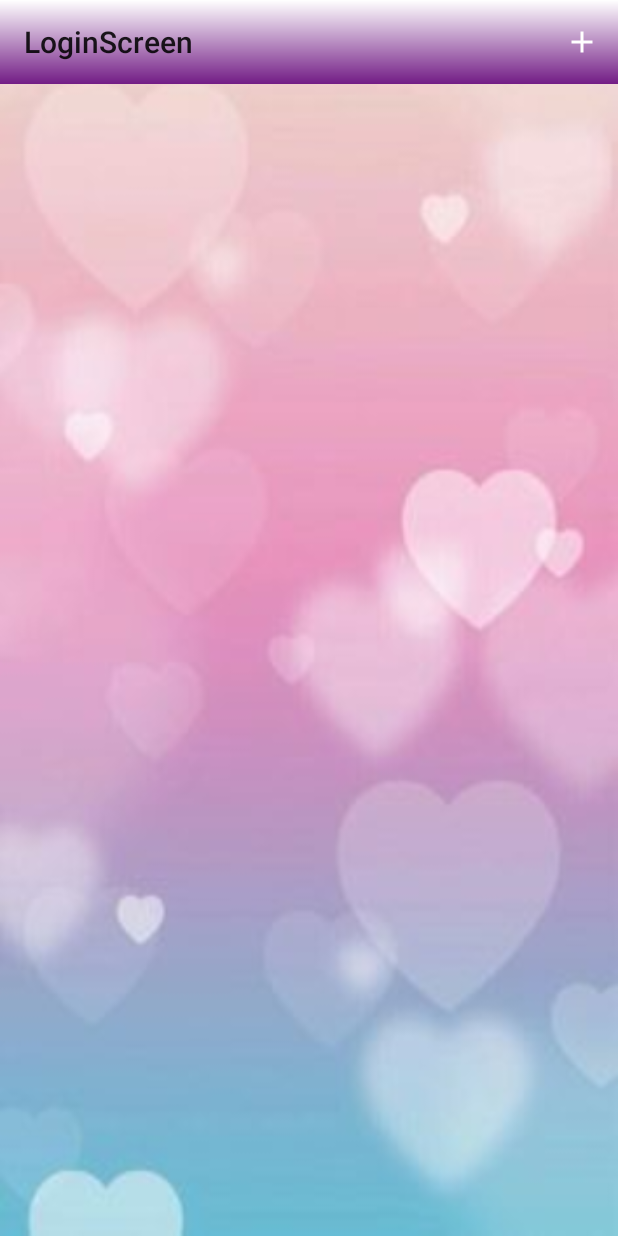
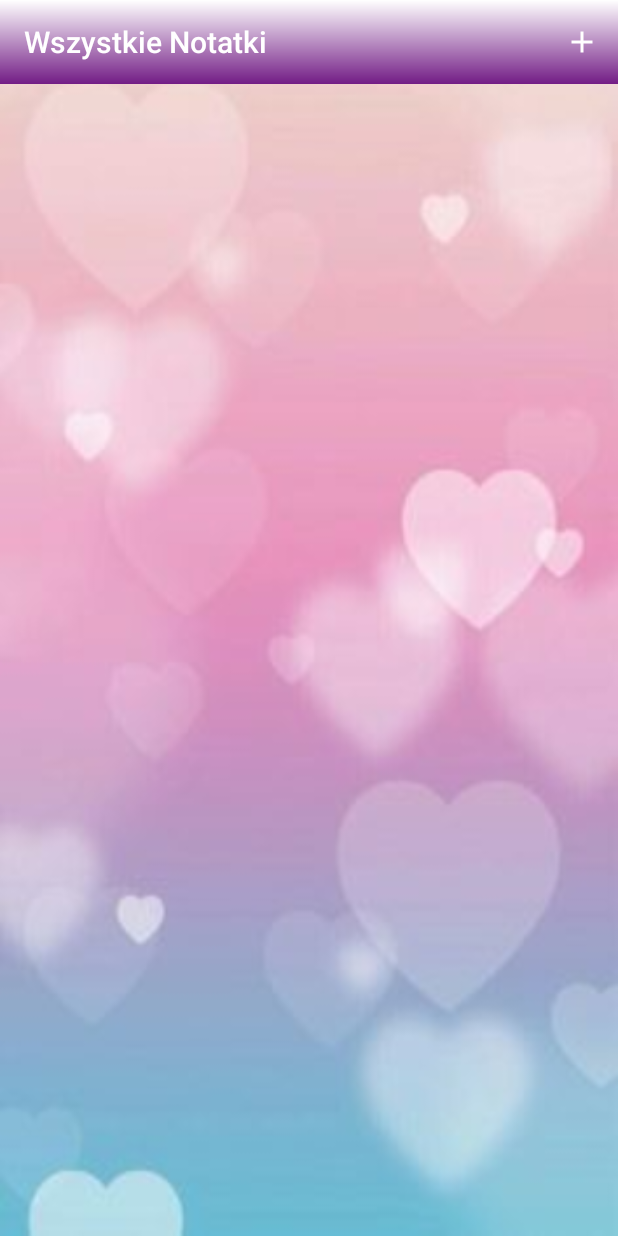
Before and after one commit to KTZgraph/BDSM, an Android app: the NoteActivity screen opened directly, with no data from a screen before it, on a phone screen of 412 x 824 dp. Run offline under Robolectric (Android 15) with nearby library versions, the phone set to English and light mode, and no system bars.

Commit message:
[custom_list_view]fix missed add_menu

```diff
--- a/app/src/main/java/com/example/loginscreen/Adapter.java
+++ b/app/src/main/java/com/example/loginscreen/Adapter.java
@@ -1,34 +1,61 @@
 package com.example.loginscreen;
 
+import android.content.Context;
+import android.view.LayoutInflater;
 import android.view.View;
 import android.view.ViewGroup;
+import android.widget.TextView;
 
 import androidx.annotation.NonNull;
 import androidx.recyclerview.widget.RecyclerView;
 
+import java.util.List;
+
 public class Adapter extends RecyclerView.Adapter<Adapter.ViewHolder> {
 
+    LayoutInflater inflater;
+    List<Note> allNotes;
+
+    Adapter(Context context, List<Note> allNotes){
+        this.inflater = LayoutInflater.from(context);
+        this.allNotes = allNotes;
+
+    }
 
     @NonNull
     @Override
     public ViewHolder onCreateViewHolder(@NonNull ViewGroup parent, int viewType) {
-        return null;
+        View view = inflater.inflate(R.layout.custom_list_view, parent, false);
+        return new ViewHolder(view);
     }
 
     @Override
     public void onBindViewHolder(@NonNull ViewHolder holder, int position) {
+        String title = allNotes.get(position).getTitle();
+        String date = allNotes.get(position).getDate();
+        String time = allNotes.get(position).getTime();
+
+        holder.noteTile.setText(title);
+        holder.noteDate.setText(date);
+        holder.noteTime.setText(time);
 
     }
 
     @Override
     public int getItemCount() {
-        return 0;
+        return allNotes.size();
     }
 
     public class ViewHolder extends RecyclerView.ViewHolder{
+        TextView noteTile;
+        TextView noteDate;
+        TextView noteTime;
 
         public ViewHolder(@NonNull View itemView) {
             super(itemView);
+            noteTile = itemView.findViewById(R.id.noteTitle);
+            noteDate = itemView.findViewById(R.id.noteDate);
+            noteTime = itemView.findViewById(R.id.noteTime);
         }
     }
 }
--- a/app/src/main/java/com/example/loginscreen/NoteActivity.java
+++ b/app/src/main/java/com/example/loginscreen/NoteActivity.java
@@ -11,11 +11,16 @@ import android.widget.Toast;
 
 import androidx.appcompat.app.AppCompatActivity;
 import androidx.appcompat.widget.Toolbar;
+import androidx.recyclerview.widget.LinearLayoutManager;
 import androidx.recyclerview.widget.RecyclerView;
+
+import java.util.List;
 
 public class NoteActivity extends AppCompatActivity {
     Toolbar toolbar;
     RecyclerView recyclerView;
+    Adapter adapter;
+    List<Note> allNotes;
 
 
     @Override
@@ -24,18 +29,25 @@ public class NoteActivity extends AppCompatActivity {
         super.onCreate(savedInstanceState);
         setContentView(R.layout.activity_note); //widok rejestracji uzytkownika
         Log.i("NoteActivity", "przejscie do widoku notatek");
-        toolbar = (Toolbar) findViewById(R.id.toolbar);
+        toolbar = findViewById(R.id.toolbar);
+        toolbar.setTitleTextColor(getResources().getColor(R.color.white));
         setSupportActionBar(toolbar);
+        getSupportActionBar().setTitle("Wszystkie Notatki");
+
+        NoteDatabase db = new NoteDatabase(this);
+        allNotes = db.getAllNotes();
+
         recyclerView = findViewById(R.id.listOfNotes);
+        recyclerView.setLayoutManager(new LinearLayoutManager(this));
+        adapter = new Adapter(this, allNotes);
+        recyclerView.setAdapter(adapter);
     }
 
     @Override
     public boolean onCreateOptionsMenu(Menu menu) {
-        Log.i("onCreateOptionsMenu", "onCreateOptionsMenu");
         MenuInflater inflater = getMenuInflater();
         inflater.inflate(R.menu.add_menu, menu);
         return true;
-
     }
 
     @Override
@@ -52,4 +64,9 @@ public class NoteActivity extends AppCompatActivity {
         }
         return super.onOptionsItemSelected(item);
     }
+
+    @Override
+    public void onBackPressed() {
+        super.onBackPressed();
+    }
 }
--- a/app/src/main/java/com/example/loginscreen/NoteDatabase.java
+++ b/app/src/main/java/com/example/loginscreen/NoteDatabase.java
@@ -83,9 +83,9 @@ public class NoteDatabase extends SQLiteOpenHelper {
         List<Note> allNotes = new ArrayList<>();
         // wybieranie wszystkich danych z bazy
 
-        String query = "SELECT * FROM " + DATABASE_NAME;
+        String query = "SELECT * FROM " + DATABASE_TABLE;
         Cursor cursor = db.rawQuery(query, null);
-        if(cursor != null){
+        if(cursor != null && cursor.moveToFirst()){
             do{
                 Note note = new Note();
                 note.setID(cursor.getLong(0));
--- a/app/src/main/res/layout/activity_note.xml
+++ b/app/src/main/res/layout/activity_note.xml
@@ -5,17 +5,17 @@
     android:layout_width="match_parent"
     android:layout_height="match_parent"
     android:background="@drawable/hearts_big"
-    android:orientation="vertical">
+    tools:context=".NoteActivity">
 
     <androidx.appcompat.widget.Toolbar
         android:id="@+id/toolbar"
-        android:theme="@style/ThemeOverlay.AppCompat.ActionBar"
         android:layout_width="match_parent"
         android:layout_height="?attr/actionBarSize"
         app:layout_constraintEnd_toEndOf="parent"
         app:layout_constraintStart_toStartOf="parent"
         app:layout_constraintTop_toTopOf="parent"
-        android:background="@drawable/gradient"/>
+        android:background="@drawable/gradient"
+        android:theme="@style/ThemeOverlay.AppCompat.Dark.ActionBar"/>
 
     <androidx.recyclerview.widget.RecyclerView
         android:id="@+id/listOfNotes"
@@ -24,5 +24,5 @@
         app:layout_constraintBottom_toBottomOf="parent"
         app:layout_constraintEnd_toEndOf="parent"
         app:layout_constraintStart_toStartOf="parent"
-        app:layout_constraintTop_toTopOf="parent" />
+        app:layout_constraintTop_toBottomOf="@+id/toolbar" />
 </androidx.constraintlayout.widget.ConstraintLayout>
--- a/app/src/main/res/menu/add_menu.xml
+++ b/app/src/main/res/menu/add_menu.xml
@@ -6,5 +6,5 @@
         android:id="@+id/add"
         android:icon="@drawable/ic_add_white_24dp"
         android:title="Add"
-        app:showAsAction="always" />
+        app:showAsAction="ifRoom" />
 </menu>
```
Also changed, not shown: app/src/main/AndroidManifest.xml (+5 -3 lines), 1 other file.
